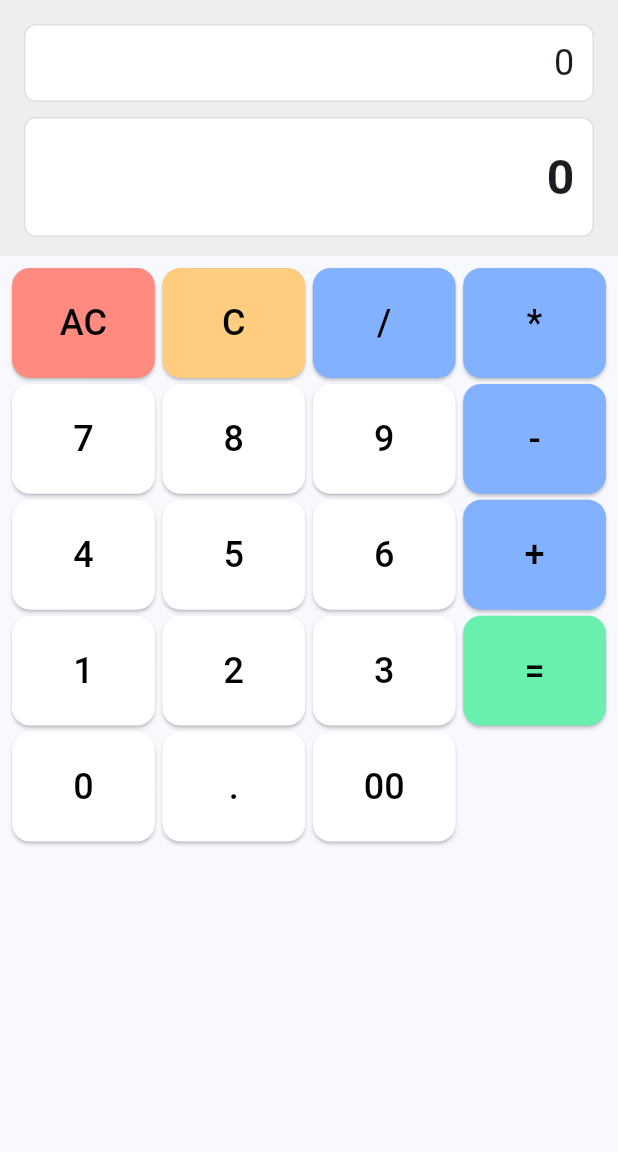
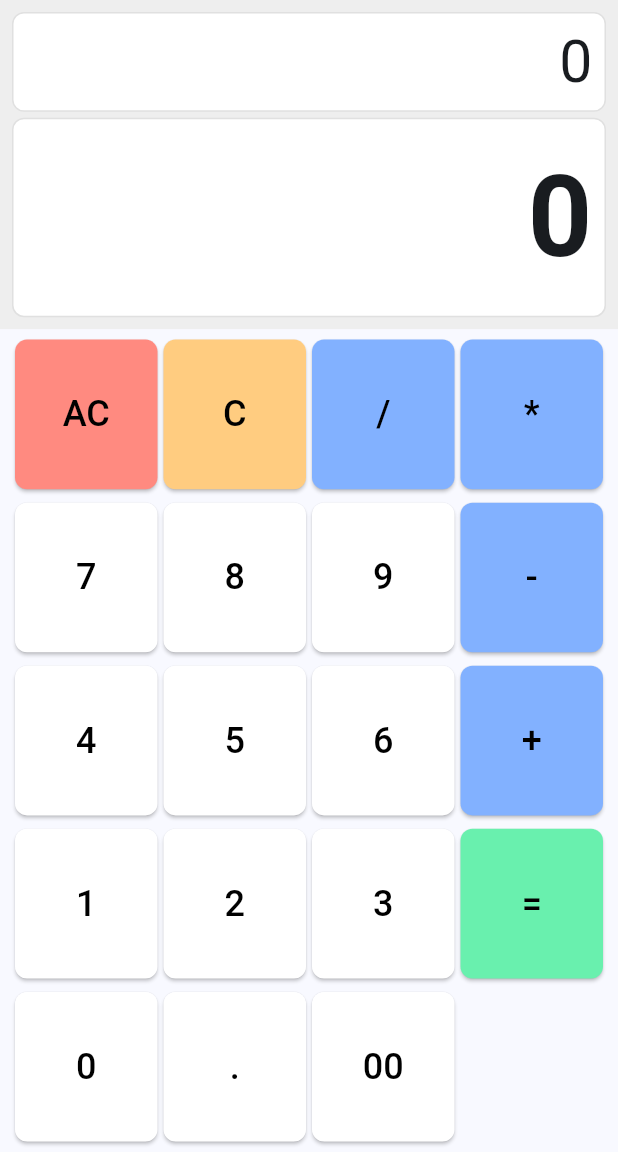
Before and after one commit to FRISKSYA/mobile-piscine, a Flutter app: the screen it shows after launch, on a phone screen of 412 x 824 dp, the part 84-1236 px from its top. Run offline on Flutter 3.47's test engine with Material 3 defaults, Android fonts, the phone set to English and light mode, and no system bars.

Commit message:
almost done ex02

```diff
--- a/mobileModule00/ex02/lib/Calculator.dart
+++ b/mobileModule00/ex02/lib/Calculator.dart
@@ -23,13 +23,18 @@ class _CalculatorPageState extends State<CalculatorPage> {
         title: const Text('Calculator'),
         backgroundColor: Theme.of(context).colorScheme.inversePrimary,
       ),
-      body: Column(
+      body: SafeArea(
+        child: Column(
           children: [
             // 表示部分
             CalculatorDisplay(expression: expression, result: result),
-          // キーパッド部分
-          Expanded(flex: 7, child: CalculatorKeypad(onKeyPressed: handleKeyPress)),
+            // キーパッド部分（画面下部に配置、LayoutBuilderでスペースに合わせる）
+            Expanded(
+              flex: 5,
+              child: CalculatorKeypad(onKeyPressed: handleKeyPress),
+            ),
           ],
+        ),
       ),
     );
   }
@@ -50,27 +55,37 @@ class CalculatorDisplay extends StatelessWidget {
     return Expanded(
       flex: 2,
       child: Container(
-        padding: const EdgeInsets.all(16),
+        padding: const EdgeInsets.all(8),
         color: Colors.grey.shade200,
-        child: Column(
-          mainAxisAlignment: MainAxisAlignment.start,
+        child: LayoutBuilder(
+          builder: (context, constraints) {
+            return Column(
+              mainAxisSize: MainAxisSize.min,
               crossAxisAlignment: CrossAxisAlignment.stretch,
               children: [
                 // 計算式を表示する領域
-            _buildDisplayField(
+                Flexible(
+                  flex: 1,
+                  child: _buildDisplayField(
                     text: expression,
-              fontSize: 24,
-              padding: const EdgeInsets.symmetric(horizontal: 12, vertical: 8),
+                    fontSize: 46,
+                    padding: const EdgeInsets.symmetric(horizontal: 8, vertical: 4),
                   ),
-            const SizedBox(height: 10),
+                ),
+                const SizedBox(height: 4),
                 // 計算結果を表示する領域
-            _buildDisplayField(
+                Flexible(
+                  flex: 2,
+                  child: _buildDisplayField(
                     text: result,
-              fontSize: 32,
+                    fontSize: 75,
                     fontWeight: FontWeight.bold,
-              padding: const EdgeInsets.symmetric(horizontal: 12, vertical: 16),
+                    padding: const EdgeInsets.symmetric(horizontal: 8, vertical: 4),
+                  ),
                 ),
               ],
+            );
+          },
         ),
       ),
     );
@@ -91,9 +106,14 @@ class CalculatorDisplay extends StatelessWidget {
         border: Border.all(color: Colors.grey.shade300),
         borderRadius: BorderRadius.circular(8),
       ),
+      child: FittedBox(
+        fit: BoxFit.scaleDown,
+        alignment: Alignment.centerRight,
         child: Text(
           text,
           style: TextStyle(fontSize: fontSize, fontWeight: fontWeight),
+          textAlign: TextAlign.right,
+        ),
       ),
     );
   }
@@ -110,43 +130,89 @@ class CalculatorKeypad extends StatelessWidget {
 
   @override
   Widget build(BuildContext context) {
-    return GridView.count(
-      crossAxisCount: 4,
-      childAspectRatio: 1.3,
-      padding: const EdgeInsets.all(8),
-      mainAxisSpacing: 4,
-      crossAxisSpacing: 5,
+    return LayoutBuilder(
+      builder: (context, constraints) {
+        // 利用可能な高さに基づいてボタンの高さを計算
+        final availableHeight = constraints.maxHeight;
+        // 5行のボタン + パディング用の余裕
+        final buttonHeight = (availableHeight / 5.5);
+
+        return Container(
+          padding: const EdgeInsets.symmetric(horizontal: 8),
+          child: Column(
+            mainAxisAlignment: MainAxisAlignment.spaceEvenly,
             children: [
               // 1行目: AC, C, /, *
+              Flexible(
+                child: _buildButtonRow([
                   CalculatorButton(text: 'AC', onPressed: () => onKeyPressed('AC'), backgroundColor: Colors.redAccent[100]!),
                   CalculatorButton(text: 'C', onPressed: () => onKeyPressed('C'), backgroundColor: Colors.orange[200]!),
                   CalculatorButton(text: '/', onPressed: () => onKeyPressed('/'), backgroundColor: Colors.blueAccent[100]!),
                   CalculatorButton(text: '*', onPressed: () => onKeyPressed('*'), backgroundColor: Colors.blueAccent[100]!),
+                ], buttonHeight),
+              ),
 
               // 2行目: 7, 8, 9, -
+              Flexible(
+                child: _buildButtonRow([
                   CalculatorButton(text: '7', onPressed: () => onKeyPressed('7')),
                   CalculatorButton(text: '8', onPressed: () => onKeyPressed('8')),
                   CalculatorButton(text: '9', onPressed: () => onKeyPressed('9')),
                   CalculatorButton(text: '-', onPressed: () => onKeyPressed('-'), backgroundColor: Colors.blueAccent[100]!),
+                ], buttonHeight),
+              ),
 
               // 3行目: 4, 5, 6, +
+              Flexible(
+                child: _buildButtonRow([
                   CalculatorButton(text: '4', onPressed: () => onKeyPressed('4')),
                   CalculatorButton(text: '5', onPressed: () => onKeyPressed('5')),
                   CalculatorButton(text: '6', onPressed: () => onKeyPressed('6')),
                   CalculatorButton(text: '+', onPressed: () => onKeyPressed('+'), backgroundColor: Colors.blueAccent[100]!),
+                ], buttonHeight),
+              ),
 
               // 4行目: 1, 2, 3, =
+              Flexible(
+                child: _buildButtonRow([
                   CalculatorButton(text: '1', onPressed: () => onKeyPressed('1')),
                   CalculatorButton(text: '2', onPressed: () => onKeyPressed('2')),
                   CalculatorButton(text: '3', onPressed: () => onKeyPressed('3')),
                   CalculatorButton(text: '=', onPressed: () => onKeyPressed('='), backgroundColor: Colors.greenAccent[200]!),
+                ], buttonHeight),
+              ),
 
-        // 5行目: 0, ., 空白, 空白
+              // 5行目: 0, ., 00
+              Flexible(
+                child: _buildButtonRow([
                   CalculatorButton(text: '0', onPressed: () => onKeyPressed('0'), backgroundColor: Colors.white),
                   CalculatorButton(text: '.', onPressed: () => onKeyPressed('.'), backgroundColor: Colors.white),
                   CalculatorButton(text: '00', onPressed: () => onKeyPressed('00'), backgroundColor: Colors.white),
                   // 残りは空白またはボタンなし
+                  const SizedBox(), // 空のスペース
+                ], buttonHeight),
+              ),
             ],
+          ),
+        );
+      },
+    );
+  }
+
+  // ボタンの行を構築するヘルパーメソッド
+  Widget _buildButtonRow(List<Widget> buttons, double height) {
+    return Row(
+      children: buttons.map((button) {
+        return Expanded(
+          child: Padding(
+            padding: const EdgeInsets.all(2),
+            child: SizedBox(
+              height: height,
+              child: button,
+            ),
+          ),
+        );
+      }).toList(),
     );
   }
 }
@@ -175,10 +241,14 @@ class CalculatorButton extends StatelessWidget {
       style: ElevatedButton.styleFrom(
         backgroundColor: backgroundColor,
         shape: RoundedRectangleBorder(
-          borderRadius: BorderRadius.circular(12),
+          borderRadius: BorderRadius.circular(8),
         ),
-        padding: const EdgeInsets.all(16),
+        padding: EdgeInsets.zero,
+        minimumSize: Size.zero,
       ),
+      child: Center(
+        child: FittedBox(
+          fit: BoxFit.scaleDown,
           child: Text(
             text,
             style: TextStyle(
@@ -186,6 +256,8 @@ class CalculatorButton extends StatelessWidget {
               color: textColor,
             ),
           ),
+        ),
+      ),
     );
   }
 }
```
Lines whose indentation alone changed are shown as unchanged.
